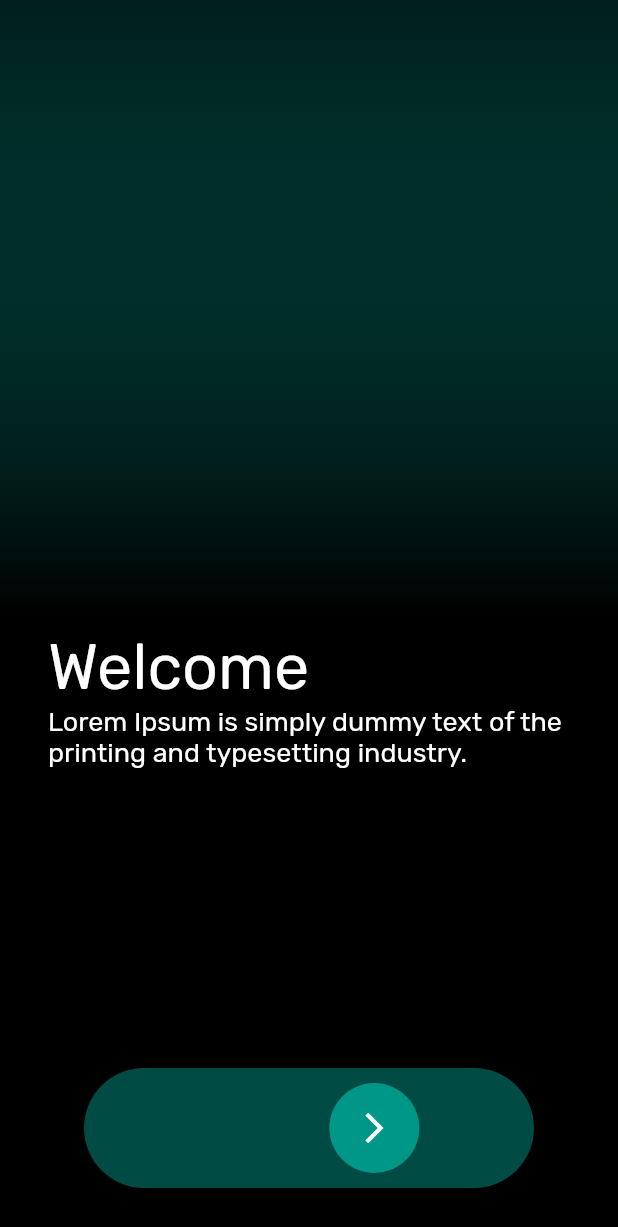
After one commit to anusornleo/100_Day_Flutter, a Flutter app: the Day8 screen opened by its route, after a tap on the "arrow forward ios" icon, on a phone screen of 412 x 824 dp. The commit adds this screen. Shown: the top 1227 px of the screen. Run offline on Flutter 3.47's test engine with Material 2 defaults, Android fonts, the phone set to English and light mode, and no system bars; our stand-ins replace page_transition, simple_animations; missing offline and left inert: animator.

Commit message:
finnish day 8

```diff
--- /dev/null
+++ b/lib/File100Day/Day_8/FadeAnimation.dart
@@ -0,0 +1,46 @@
+import 'package:flutter/material.dart';
+import 'package:simple_animations/simple_animations.dart';
+
+class FadeAnimation extends StatelessWidget {
+  final double delay;
+  final Widget child;
+//  MultiTrackTween tween;
+  bool isX;
+  final double start = 120.0;
+   double end = 0.0;
+
+  FadeAnimation({@required this.delay,
+    @required this.child,
+//    @required this.tween,
+    @required this.isX});
+
+
+
+  final tween = MultiTrackTween([
+    Track('opacity').add(Duration(milliseconds: 500),
+        Tween(begin: 0.0, end: 1.0)),
+    Track("translateX").add(Duration(milliseconds: 500),
+        Tween(begin: -120.0, end: 0.0),
+        curve: Curves.easeOut)
+  ]);
+
+  @override
+  Widget build(BuildContext context) {
+    return ControlledAnimation(
+        delay: Duration(milliseconds: (300 + delay).round()),
+        duration: tween.duration,
+        tween: tween,
+        child: child,
+        builderWithChild: (context, child, animation) {
+          return Opacity(
+            opacity: animation["opacity"],
+            child: Transform.translate(
+              offset: isX
+                  ? Offset(animation["translateX"], 0)
+                  : Offset(0, animation["translateX"]),
+              child: child,
+            ),
+          );
+        });
+  }
+}
--- /dev/null
+++ b/lib/File100Day/Day_8/Home.dart
@@ -0,0 +1,205 @@
+import 'package:flutter/material.dart';
+import 'package:flutterui100day/File100Day/Day_8/FadeAnimation.dart';
+import 'package:flutterui100day/File100Day/Day_8/Login.dart';
+import 'package:page_transition/page_transition.dart';
+
+class Day8 extends StatefulWidget {
+  @override
+  _Day8State createState() => _Day8State();
+}
+
+class _Day8State extends State<Day8> with TickerProviderStateMixin {
+  AnimationController _scaleAnimationController;
+  AnimationController _expandAnimationController;
+  AnimationController _moveCircleAnimationController;
+  AnimationController _scaleFullAnimationController;
+
+  Animation _scaleAnimation;
+  Animation _expandAnimation;
+  Animation _moveCircleAnimation;
+  Animation _scaleFullAnimation;
+
+  @override
+  void initState() {
+    super.initState();
+
+    _scaleAnimationController =
+        AnimationController(vsync: this, duration: Duration(milliseconds: 100));
+
+    _expandAnimationController =
+        AnimationController(vsync: this, duration: Duration(milliseconds: 300));
+
+    _moveCircleAnimationController =
+        AnimationController(vsync: this, duration: Duration(milliseconds: 700));
+
+    _scaleFullAnimationController =
+        AnimationController(vsync: this, duration: Duration(milliseconds: 700));
+
+    _scaleAnimation =
+        Tween(begin: 1.0, end: 0.9).animate(_scaleAnimationController);
+    _expandAnimation =
+        Tween(begin: 80.0, end: 300.0).animate(_expandAnimationController);
+    _moveCircleAnimation =
+        Tween(begin: 10.0, end: 225.0).animate(_moveCircleAnimationController);
+    _scaleFullAnimation =
+        Tween(begin: 1.0, end: 30.0).animate(_scaleFullAnimationController);
+  }
+
+  bool showArrow = true;
+
+  @override
+  void didChangeDependencies() {
+    super.didChangeDependencies();
+    _scaleFullAnimationController.reverse().then(
+      (value) {
+        _expandAnimationController.reverse();
+
+      },
+    );
+    _moveCircleAnimationController.reverse();
+    setState(() {
+      showArrow = true;
+    });
+  }
+
+  @override
+  Widget build(BuildContext context) {
+    return Scaffold(
+      backgroundColor: Colors.black,
+      body: Container(
+        padding: EdgeInsets.all(32),
+        decoration: BoxDecoration(
+          gradient: LinearGradient(
+              colors: [Colors.teal.withOpacity(.2), Colors.black],
+              begin: Alignment.topRight),
+        ),
+        child: Column(
+          mainAxisAlignment: MainAxisAlignment.end,
+          children: <Widget>[
+            Column(
+              crossAxisAlignment: CrossAxisAlignment.start,
+              mainAxisSize: MainAxisSize.min,
+              children: <Widget>[
+                FadeAnimation(
+                  isX: false,
+                  delay: 0,
+                  child: Text(
+                    "Welcome",
+                    style: TextStyle(fontSize: 42, color: Colors.white),
+                  ),
+                ),
+                FadeAnimation(
+                  isX: false,
+                  delay: 100,
+                  child: Text(
+                    "Lorem Ipsum is simply dummy text of the printing and typesetting industry.",
+                    style: TextStyle(fontSize: 18, color: Colors.white),
+                  ),
+                ),
+              ],
+            ),
+            SizedBox(
+              height: 200,
+            ),
+            FadeAnimation(
+              isX: false,
+              delay: 1000,
+              child: AnimatedBuilder(
+                animation: _scaleAnimationController,
+                builder: (context, child) {
+                  return Transform.scale(
+                      scale: _scaleAnimation.value,
+                      child: AnimatedBuilder(
+                        animation: _expandAnimationController,
+                        builder: (context, child) {
+                          return AnimatedBuilder(
+                            animation: _moveCircleAnimation,
+                            builder: (context, child) {
+                              return Stack(
+                                children: <Widget>[
+                                  Container(
+                                    padding: EdgeInsets.all(10),
+                                    width: _expandAnimation.value,
+                                    height: 80,
+                                    decoration: BoxDecoration(
+                                        color: Colors.teal.withOpacity(.5),
+                                        borderRadius: BorderRadius.circular(40)),
+                                  ),
+                                  Positioned(
+                                    top: 10,
+                                    left: _moveCircleAnimation.value,
+                                    child: InkWell(
+                                      onTap: () {
+                                        _scaleAnimationController
+                                            .forward()
+                                            .then((value) {
+                                          _scaleAnimationController.reverse();
+                                          _expandAnimationController
+                                              .forward()
+                                              .then((value) =>
+                                                  _moveCircleAnimationController
+                                                      .forward()
+                                                      .then((value) {
+                                                    setState(() {
+                                                      showArrow = false;
+                                                    });
+                                                    _scaleFullAnimationController
+                                                        .forward()
+                                                        .then((value) {
+                                                      Navigator.push(
+                                                          context,
+                                                          PageTransition(
+                                                              type:
+                                                                  PageTransitionType
+                                                                      .fade,
+                                                              duration: Duration(
+                                                                  milliseconds:
+                                                                      500),
+                                                              child: Login()));
+                                                    });
+                                                  }));
+                                        });
+                                      },
+                                      child: AnimatedBuilder(
+                                        animation: _scaleFullAnimationController,
+                                        builder: (context, child) {
+                                          return Transform.scale(
+                                            scale: _scaleFullAnimation.value,
+                                            child: Container(
+                                              height: 60,
+                                              width: 60,
+                                              decoration: BoxDecoration(
+                                                  shape: BoxShape.circle,
+                                                  color: Colors.teal),
+                                              child: Center(
+                                                child: AnimatedOpacity(
+                                                  opacity: showArrow ? 1 : 0,
+                                                  duration:
+                                                      Duration(milliseconds: 400),
+                                                  child: Icon(
+                                                    Icons.arrow_forward_ios,
+                                                    color: Colors.white,
+                                                  ),
+                                                ),
+                                              ),
+                                            ),
+                                          );
+                                        },
+                                      ),
+                                    ),
+                                  ),
+                                ],
+                              );
+                            },
+                          );
+                        },
+                      ));
+                },
+              ),
+            ),
+          ],
+        ),
+      ),
+    );
+  }
+}
--- a/lib/Pages/Home.dart
+++ b/lib/Pages/Home.dart
@@ -1,7 +1,7 @@
 import 'package:flutter/material.dart';
 
 class Home extends StatelessWidget {
-  final List<String> listDay = ["1", "2", "3", "4", "5", "6", "7"];
+  final List<String> listDay = ["1", "2", "3", "4", "5", "6", "7","8"];
 
   @override
   Widget build(BuildContext context) {
--- a/lib/main.dart
+++ b/lib/main.dart
@@ -6,6 +6,7 @@ import 'package:flutterui100day/File100Day/Day_3/StartPage.dart';
 import 'package:flutterui100day/File100Day/Day_5/Day5.dart';
 import 'package:flutterui100day/File100Day/Day_6/Home.dart';
 import 'package:flutterui100day/File100Day/Day_7/Day7.dart';
+import 'package:flutterui100day/File100Day/Day_8/Home.dart';
 import 'package:flutterui100day/Pages/Home.dart';
 
 import 'File100Day/Day_4/Day4.dart';
@@ -37,7 +38,8 @@ class MyApp extends StatelessWidget {
         '/4': (context) => Day4(),
         '/5': (context) => Day5(),
         '/6': (context) => Day6(),
-        '/7': (context) => Day7()
+        '/7': (context) => Day7(),
+        '/8': (context) => Day8(),
       },
     );
   }
```
Also changed, not shown: lib/File100Day/Day_8/Login.dart (added, +100 -0 lines).
